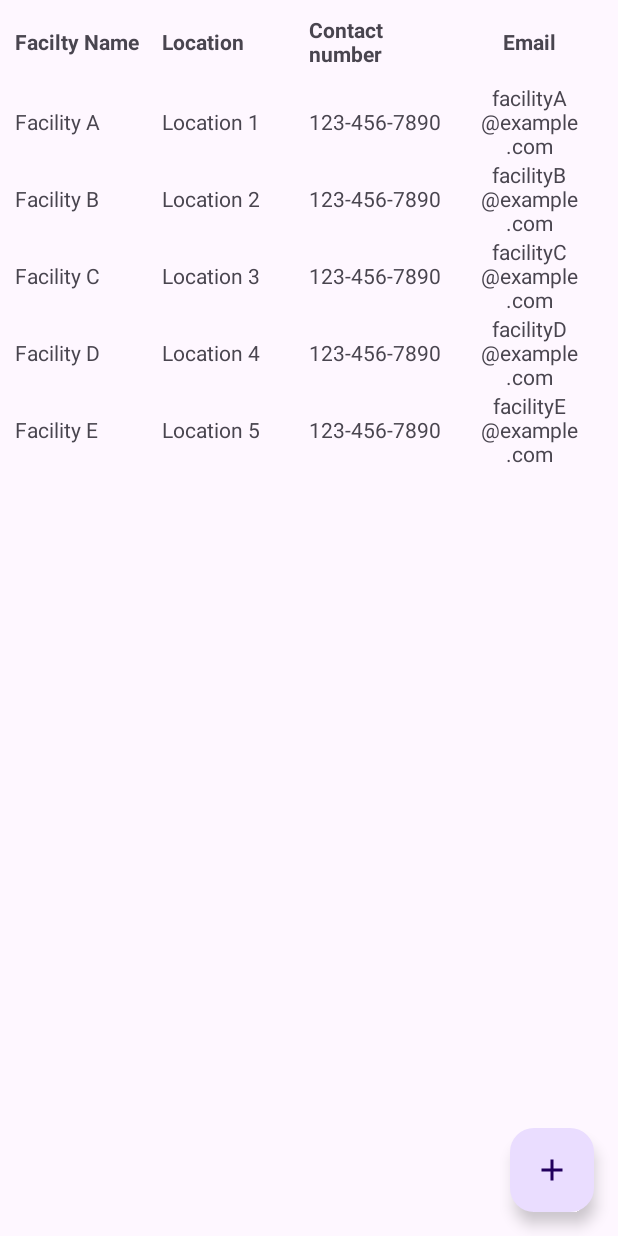
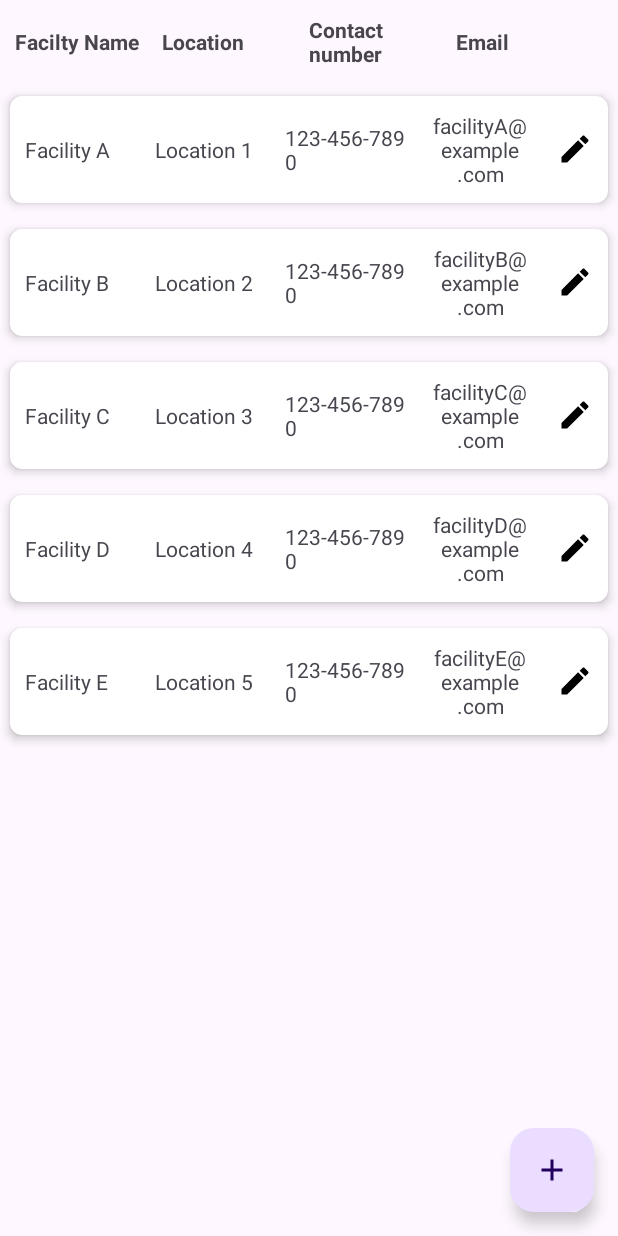
Before and after one commit to stefyjohn445/DataCollectorApp, an Android app: the screen it shows after launch (MainActivity before the commit, FacilityActivity after it), after a tap on "Sign in", on a phone screen of 412 x 824 dp. Run offline under Robolectric (Android 15) with nearby library versions, the phone set to English and light mode, and no system bars.

Commit message:
Added cardview and edit button

```diff
--- a/app/src/main/java/com/example/datacollectorapplication/AddFacilityDialog.kt
+++ b/app/src/main/java/com/example/datacollectorapplication/AddFacilityDialog.kt
@@ -35,10 +35,8 @@ class AddFacilityDialog(context: Context, private val listener: OnFacilityAddedL
             val location = editTextLocation.text.toString()
             val contactNumber = editTextContactNumber.text.toString()
             val email = editTextEmail.text.toString()
-
             val facility = Facility(facilityName, location, contactNumber, email)
             listener.onFacilityAdded(facility)
-
             dismiss()
         }
     }
--- /dev/null
+++ b/app/src/main/java/com/example/datacollectorapplication/FacilityActivity.kt
@@ -0,0 +1,59 @@
+package com.example.datacollectorapplication
+
+import android.annotation.SuppressLint
+import android.os.Bundle
+import android.widget.Toast
+import androidx.appcompat.app.AppCompatActivity
+import androidx.recyclerview.widget.LinearLayoutManager
+import androidx.recyclerview.widget.RecyclerView
+import com.example.datacollectorapplication.adapter.FacilityAdapter
+import com.example.datacollectorapplication.model.Facility
+import com.google.android.material.floatingactionbutton.FloatingActionButton
+
+class FacilityActivity : AppCompatActivity(), AddFacilityDialog.OnFacilityAddedListener {
+    private lateinit var facilityList: RecyclerView
+    private lateinit var adapter: FacilityAdapter
+    private val facilities = mutableListOf<Facility>()
+
+    override fun onCreate(savedInstanceState: Bundle?) {
+        super.onCreate(savedInstanceState)
+        setContentView(R.layout.activity_facility)
+
+        facilityList = findViewById(R.id.facility_list_recycler_view)
+        facilityList.layoutManager = LinearLayoutManager(this)
+
+        // Create and set adapter
+        adapter = FacilityAdapter(facilities)
+        facilityList.adapter = adapter
+
+        val fabAdd: FloatingActionButton = findViewById(R.id.floatingActionButton)
+        fabAdd.setOnClickListener {
+            showAddFacilityDialog()
+        }
+
+        // Initialize sample data (if needed)
+        initializeSampleData()
+    }
+
+    @SuppressLint("NotifyDataSetChanged")
+    private fun initializeSampleData() {
+        facilities.add(Facility("Facility A", "Location 1", "123-456-7890", "facilityA@example.com"))
+        facilities.add(Facility("Facility B", "Location 2", "123-456-7890", "facilityB@example.com"))
+        facilities.add(Facility("Facility C", "Location 3", "123-456-7890", "facilityC@example.com"))
+        facilities.add(Facility("Facility D", "Location 4", "123-456-7890", "facilityD@example.com"))
+        facilities.add(Facility("Facility E", "Location 5", "123-456-7890", "facilityE@example.com"))
+        adapter.notifyDataSetChanged()
+    }
+
+    private fun showAddFacilityDialog() {
+        val dialog = AddFacilityDialog(this, this)
+        dialog.show()
+    }
+
+    @SuppressLint("NotifyDataSetChanged")
+    override fun onFacilityAdded(facility: Facility) {
+        facilities.add(facility)
+        adapter.notifyDataSetChanged()
+        Toast.makeText(this, "Facility added", Toast.LENGTH_SHORT).show()
+    }
+}
--- a/app/src/main/java/com/example/datacollectorapplication/FacilityFragment.kt
+++ /dev/null
@@ -1,141 +0,0 @@
-//package com.example.datacollectorapplication
-//
-//import android.annotation.SuppressLint
-//import androidx.appcompat.app.AppCompatActivity
-//import android.os.Bundle
-//import android.util.Log
-//import android.widget.Toast
-//import androidx.recyclerview.widget.LinearLayoutManager
-//import androidx.recyclerview.widget.RecyclerView
-//import com.example.datacollectorapplication.adapter.FacilityAdapter
-//import com.example.datacollectorapplication.model.Facility
-//import com.google.android.material.floatingactionbutton.FloatingActionButton
-//
-//class FacilityActivity : AppCompatActivity(), AddFacilityDialog.OnFacilityAddedListener  {
-//    private lateinit var facilityList: RecyclerView
-//    private lateinit var adapter: FacilityAdapter
-//    private val facilities = mutableListOf<Facility>()
-//
-//
-//    override fun onCreate(savedInstanceState: Bundle?) {
-//        super.onCreate(savedInstanceState)
-//        setContentView(R.layout.activity_facility)
-//
-//        facilityList = findViewById(R.id.facility_list_recycler_view)
-//        facilityList.layoutManager = LinearLayoutManager(this)
-//
-//        // Create and set adapter
-//        adapter = FacilityAdapter(facilities)
-//        facilityList.adapter = adapter
-//
-//        val fabAdd: FloatingActionButton = findViewById(R.id.floatingActionButton)
-//        fabAdd.setOnClickListener {
-//            showAddFacilityDialog()
-//        }
-//
-//        // Initialize sample data (if needed)
-//        initializeSampleData()
-//
-////        // Create a list of Facility objects (replace with your data source)
-////        val facilities = mutableListOf<Facility>()
-////        facilities.add(Facility("Facility A", "Location 1", "123-456-7890", "facilityA@example.com"))
-////        facilities.add(Facility("Facility B", "Location 2", "123-456-7890", "facilityB@example.com"))
-////        facilities.add(Facility("Facility C", "Location 3", "123-456-7890", "facilityC@example.com"))
-////        facilities.add(Facility("Facility D", "Location 4", "123-456-7890", "facilityD@example.com"))
-////        facilities.add(Facility("Facility E", "Location 5", "123-456-7890", "facilityE@example.com"))
-//
-//
-//    }
-//
-//    @SuppressLint("NotifyDataSetChanged")
-//    private fun initializeSampleData() {
-//        facilities.add(Facility("Facility A", "Location 1", "123-456-7890", "facilityA@example.com"))
-//        facilities.add(Facility("Facility B", "Location 2", "123-456-7890", "facilityB@example.com"))
-//        facilities.add(Facility("Facility C", "Location 3", "123-456-7890", "facilityC@example.com"))
-//        facilities.add(Facility("Facility D", "Location 4", "123-456-7890", "facilityD@example.com"))
-//        facilities.add(Facility("Facility E", "Location 5", "123-456-7890", "facilityE@example.com"))
-//        adapter.notifyDataSetChanged()
-//        Log.d("FacilityActivity", "Facilities list size: ${facilities.size}")
-//
-//    }
-//
-//    private fun showAddFacilityDialog() {
-//        val dialog = AddFacilityDialog(this, this)
-//        dialog.show()
-//    }
-//
-//    @SuppressLint("NotifyDataSetChanged")
-//    override fun onFacilityAdded(facility: Facility) {
-//        facilities.add(facility)
-//        adapter.notifyDataSetChanged()
-//        Toast.makeText(this, "Facility added", Toast.LENGTH_SHORT).show()
-//    }
-//}
-
-package com.example.datacollectorapplication
-
-import android.annotation.SuppressLint
-import android.os.Bundle
-import android.view.LayoutInflater
-import android.view.View
-import android.view.ViewGroup
-import android.widget.Toast
-import androidx.fragment.app.Fragment
-import androidx.recyclerview.widget.LinearLayoutManager
-import androidx.recyclerview.widget.RecyclerView
-import com.example.datacollectorapplication.adapter.FacilityAdapter
-import com.example.datacollectorapplication.model.Facility
-import com.google.android.material.floatingactionbutton.FloatingActionButton
-
-class FacilityFragment : Fragment(), AddFacilityDialog.OnFacilityAddedListener {
-    private lateinit var facilityList: RecyclerView
-    private lateinit var adapter: FacilityAdapter
-    private val facilities = mutableListOf<Facility>()
-
-    override fun onCreateView(
-        inflater: LayoutInflater,
-        container: ViewGroup?,
-        savedInstanceState: Bundle?
-    ): View? {
-        val rootView = inflater.inflate(R.layout.fragment_facility, container, false)
-
-        facilityList = rootView.findViewById(R.id.facility_list_recycler_view)
-        facilityList.layoutManager = LinearLayoutManager(requireContext())
-
-        // Create and set adapter
-        adapter = FacilityAdapter(facilities)
-        facilityList.adapter = adapter
-
-        val fabAdd: FloatingActionButton = rootView.findViewById(R.id.floatingActionButton)
-        fabAdd.setOnClickListener {
-            showAddFacilityDialog()
-        }
-
-        // Initialize sample data (if needed)
-        initializeSampleData()
-
-        return rootView
-    }
-
-    @SuppressLint("NotifyDataSetChanged")
-    private fun initializeSampleData() {
-        facilities.add(Facility("Facility A", "Location 1", "123-456-7890", "facilityA@example.com"))
-        facilities.add(Facility("Facility B", "Location 2", "123-456-7890", "facilityB@example.com"))
-        facilities.add(Facility("Facility C", "Location 3", "123-456-7890", "facilityC@example.com"))
-        facilities.add(Facility("Facility D", "Location 4", "123-456-7890", "facilityD@example.com"))
-        facilities.add(Facility("Facility E", "Location 5", "123-456-7890", "facilityE@example.com"))
-        adapter.notifyDataSetChanged()
-    }
-
-    private fun showAddFacilityDialog() {
-        val dialog = AddFacilityDialog(requireContext(), this)
-        dialog.show()
-    }
-
-    @SuppressLint("NotifyDataSetChanged")
-    override fun onFacilityAdded(facility: Facility) {
-        facilities.add(facility)
-        adapter.notifyDataSetChanged()
-        Toast.makeText(requireContext(), "Facility added", Toast.LENGTH_SHORT).show()
-    }
-}
--- a/app/src/main/java/com/example/datacollectorapplication/LoginActivity.kt
+++ b/app/src/main/java/com/example/datacollectorapplication/LoginActivity.kt
@@ -11,7 +11,7 @@ class LoginActivity : AppCompatActivity() {
         setContentView(R.layout.activity_login)
         val signInButton = findViewById<Button>(R.id.signInButton)
         signInButton.setOnClickListener {
-            val intent = Intent(this, MainActivity::class.java)
+            val intent = Intent(this, FacilityActivity::class.java)
             startActivity(intent)
         }
     }
--- a/app/src/main/java/com/example/datacollectorapplication/MainActivity.kt
+++ b/app/src/main/java/com/example/datacollectorapplication/MainActivity.kt
@@ -10,77 +10,8 @@ import androidx.navigation.fragment.NavHostFragment
 import com.google.android.material.bottomnavigation.BottomNavigationView
 
 class MainActivity : AppCompatActivity() {
-
-    private lateinit var navController: NavController
-//    private val requestPermissionLauncher =
-//        registerForActivityResult(ActivityResultContracts.RequestPermission()) { isGranted: Boolean ->
-//            if (isGranted) {
-//                openCamScanner()
-//            }
-//        }
-
     override fun onCreate(savedInstanceState: Bundle?) {
         super.onCreate(savedInstanceState)
         setContentView(R.layout.activity_main)
-        openFacilityFragment()
-
-
-//        val navHostFragment = supportFragmentManager.findFragmentById(R.id.fragment_container) as NavHostFragment
-//        navController = navHostFragment.navController
-//
-//        val bottomNavigationView = findViewById<BottomNavigationView>(R.id.bottom_navigation)
-//        bottomNavigationView.setOnNavigationItemSelectedListener { item ->
-//            when (item.itemId) {
-//                R.id.homeFragment -> {
-//                    navController.navigate(R.id.facilityFragment)
-//                    true
-//                }
-//                // Add other cases for navigation to different fragments if needed
-//                else -> false
-//            }
-//        }
-    }
-
-    private fun openFacilityFragment() {
-        val facilityFragment = FacilityFragment()
-        supportFragmentManager.beginTransaction()
-            .replace(R.id.fragment_container, facilityFragment) // R.id.fragment_container is the id of the FrameLayout in your activity_main.xml where you want to place the fragment
-            .addToBackStack(null) // Add the transaction to the back stack
-            .commit()
     }
 }
-//        val scanPdfButton: Button = findViewById(R.id.scanPdfButton)
-//        scanPdfButton.setOnClickListener {
-//            checkPermissionsAndOpenCamScanner()
-//        }
-
-        // Initialize NavHostFragment
-//        val navHostFragment =
-//            supportFragmentManager.findFragmentById(R.id.fragment_container) as NavHostFragment
-//        navController = navHostFragment.navController
-//
-//        val bottomNavigationView = findViewById<BottomNavigationView>(R.id.bottom_navigation)
-//        bottomNavigationView.setOnNavigationItemSelectedListener { item ->
-//            when (item.itemId) {
-//                R.id.homeFragment -> {
-//                    navController.navigate(R.id.homeFragment)
-//                    true
-//                }
-//                // Add other menu items here if needed
-//                else -> false
-//            }
-//        }
-//    }
-//    }
-
-//    private fun checkPermissionsAndOpenCamScanner() {
-//        if (checkSelfPermission(android.Manifest.permission.CAMERA) == PackageManager.PERMISSION_GRANTED) {
-//            openCamScanner()
-//        } else {
-//            requestPermissionLauncher.launch(android.Manifest.permission.CAMERA)
-//        }
-//    }
-
-//    private fun openCamScanner() {
-//
-//    }
--- a/app/src/main/java/com/example/datacollectorapplication/adapter/FacilityAdapter.kt
+++ b/app/src/main/java/com/example/datacollectorapplication/adapter/FacilityAdapter.kt
@@ -3,6 +3,7 @@ package com.example.datacollectorapplication.adapter
 import android.view.LayoutInflater
 import android.view.View
 import android.view.ViewGroup
+import android.widget.ImageView
 import android.widget.TextView
 import androidx.recyclerview.widget.RecyclerView
 import com.example.datacollectorapplication.R
@@ -31,4 +32,6 @@ class FacilityViewHolder(itemView: View) : RecyclerView.ViewHolder(itemView) {
     val location: TextView = itemView.findViewById(R.id.location)
     val contactNumber: TextView = itemView.findViewById(R.id.contact_number)
     val email: TextView = itemView.findViewById(R.id.email)
+
+
 }
--- /dev/null
+++ b/app/src/main/res/drawable/baseline_edit_24.xml
@@ -0,0 +1,5 @@
+<vector xmlns:android="http://schemas.android.com/apk/res/android" android:height="24dp" android:tint="#000000" android:viewportHeight="24" android:viewportWidth="24" android:width="24dp">
+
+    <path android:fillColor="@android:color/white" android:pathData="M3,17.25V21h3.75L17.81,9.94l-3.75,-3.75L3,17.25zM20.71,7.04c0.39,-0.39 0.39,-1.02 0,-1.41l-2.34,-2.34c-0.39,-0.39 -1.02,-0.39 -1.41,0l-1.83,1.83 3.75,3.75 1.83,-1.83z"/>
+
+</vector>
--- a/app/src/main/res/layout/fragment_facility.xml
+++ b/app/src/main/res/layout/activity_facility.xml
@@ -3,9 +3,7 @@
     xmlns:app="http://schemas.android.com/apk/res-auto"
     xmlns:tools="http://schemas.android.com/tools"
     android:layout_width="match_parent"
-    android:layout_height="match_parent"
-
-    >
+    android:layout_height="match_parent">
 
     <LinearLayout
         android:layout_width="match_parent"
@@ -45,7 +43,6 @@
                 android:layout_width="0dp"
                 android:layout_height="wrap_content"
                 android:layout_weight="1"
-               android:gravity="center"
                 android:text="@string/email"
                 android:textStyle="bold" />
 
@@ -57,12 +54,6 @@
             android:layout_height="0dp"
             android:layout_weight="1" />
 
-<!--        <Button-->
-<!--            android:id="@+id/button"-->
-<!--            android:layout_width="200dp"-->
-<!--            android:layout_height="wrap_content"-->
-<!--            android:layout_margin="16dp"-->
-<!--            android:text="Scan Doc" />-->
     </LinearLayout>
 
     <com.google.android.material.floatingactionbutton.FloatingActionButton
--- a/app/src/main/res/layout/facility_item.xml
+++ b/app/src/main/res/layout/facility_item.xml
@@ -1,9 +1,13 @@
 <?xml version="1.0" encoding="UTF-8"?>
 
-<androidx.constraintlayout.widget.ConstraintLayout xmlns:android="http://schemas.android.com/apk/res/android"
+<androidx.cardview.widget.CardView xmlns:android="http://schemas.android.com/apk/res/android"
+    xmlns:app="http://schemas.android.com/apk/res-auto"
     xmlns:tools="http://schemas.android.com/tools"
     android:layout_width="match_parent"
-    android:layout_height="wrap_content">
+    android:layout_height="wrap_content"
+    app:cardCornerRadius="8dp"
+    app:cardElevation="4dp"
+    app:cardUseCompatPadding="true">
 
     <LinearLayout
         android:layout_width="match_parent"
@@ -43,6 +47,14 @@
             android:layout_weight="1"
             android:text="johndeo@gmail.com" />
 
+        <ImageView
+            android:id="@+id/imgEdit"
+            android:layout_width="wrap_content"
+            android:layout_height="wrap_content"
+            android:src="@drawable/baseline_edit_24"
+            android:contentDescription="Edit"
+            android:paddingStart="8dp" />
+
     </LinearLayout>
 
-</androidx.constraintlayout.widget.ConstraintLayout>
+</androidx.cardview.widget.CardView>
```
